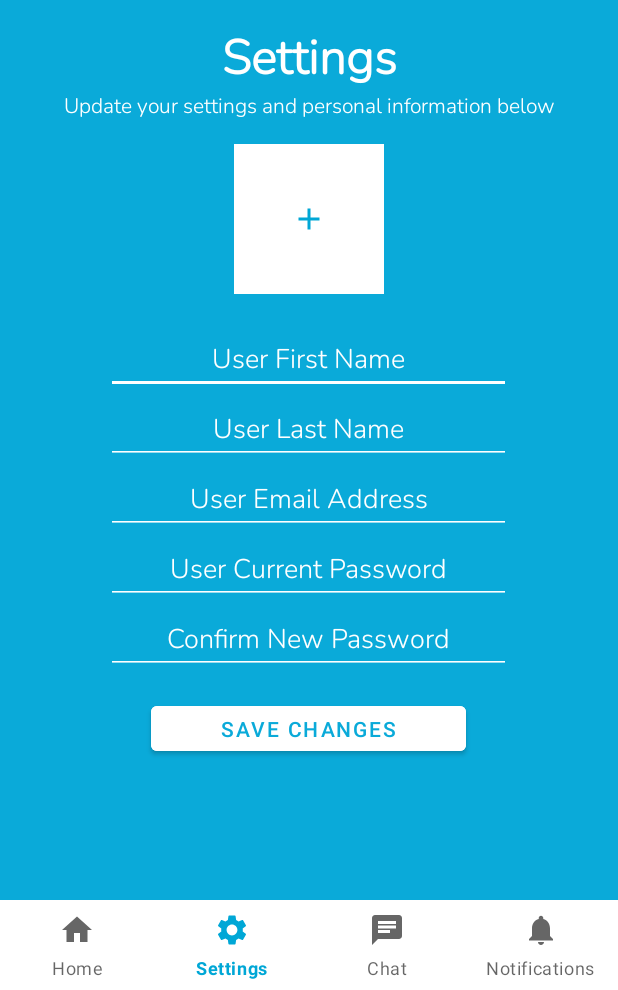
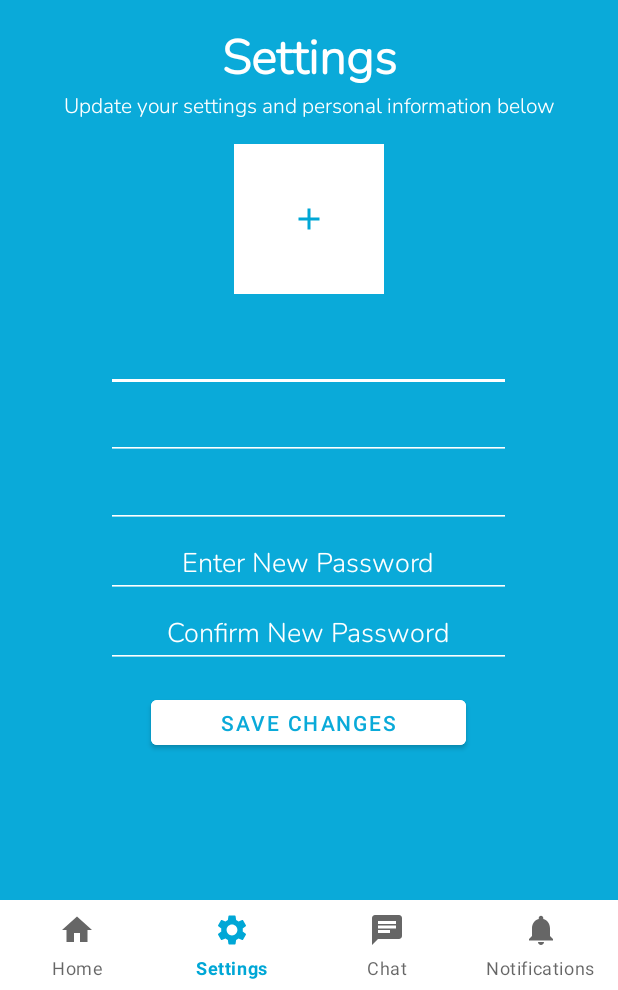
Before and after one commit to ahman502/Handyman_JAVA_App, an Android app: the Client_home screen opened directly, with no data from a screen before it, item 3 of the bottom bar chosen, on a phone screen of 412 x 824 dp, the part 246-1236 px from its top. Run offline under Robolectric (Android 15) with nearby library versions, the light colour scheme and no system bars; Roboto replaces fonts that are not available here.

Commit message:
Settings layout that was added in the last commit now displays the Client's first name, last name, and email address used for registration. The save changes button on this screen also updates the Client's first name on the home screen in the Welcome message at the top.

```diff
--- a/app/src/main/java/com/codecademy/handyman_java_app/Client_home.java
+++ b/app/src/main/java/com/codecademy/handyman_java_app/Client_home.java
@@ -9,6 +9,8 @@
 import android.view.View;
 import android.view.animation.Animation;
 import android.view.animation.AnimationUtils;
+import android.widget.Button;
+import android.widget.EditText;
 import android.widget.ImageButton;
 import android.widget.LinearLayout;
 import android.widget.TextView;
@@ -24,6 +26,8 @@
     ImageButton electrician_list;
     LinearLayout linearLayout;
     Animation slideUp, slideDown;
+    Button saveChangesButton;
+    EditText textView2, textView3, editTextTextEmailAddress;
 
     @Override
     protected void onCreate(Bundle savedInstanceState) {
@@ -31,15 +35,44 @@
         setContentView(R.layout.activity_client_home);
 
         //setting the first name to display in a specific TextView. This TextView is found by id (clientName, in this case)
-        firstname_used_for_signup = (TextView) findViewById(R.id.clientName);
+        firstname_used_for_signup = findViewById(R.id.clientName);
         //getting the intent
         Intent intent1 = getIntent();
         String str = intent1.getStringExtra("fname");
+        //get the last name of the user that was used during registration
+        String user_lname = intent1.getStringExtra("lname");
+        //get the email address of the user that was used during registration
+        String user_eaddress =  intent1.getStringExtra("eAddress");
         //displaying the string with welcome message
         firstname_used_for_signup.setText("Welcome, " + str + "!");
 
+        //settings page layout
         linearLayout = findViewById(R.id.settings_linearLayout);
 
+        //getting the textView that will display the first name of user used during sign up
+        textView2 = findViewById(R.id.textView2);
+        //getting the textView that will display the last name of user used during sign up
+        textView3 = findViewById(R.id.textView3);
+        //getting the textView that will display the email of user used during sign up
+        editTextTextEmailAddress = findViewById(R.id.editTextTextEmailAddress);
+
+        //this will set the text of the textView in settings to the user's first name used for registration
+        textView2.setText(str);
+        //this will set the text of the textView in settings to the user's last name used for registration
+        textView3.setText(user_lname);
+        //this will set the text of the textView in settings to the user's email used for registration
+        editTextTextEmailAddress.setText(user_eaddress);
+
+        //this is the save changes button on the settings layout
+        saveChangesButton = findViewById(R.id.saveChangesButton);
+        saveChangesButton.setOnClickListener(new View.OnClickListener() {
+            @Override
+            public void onClick(View v) {
+                //upon clicking the button, the first name of the user is changed on the home screen in the welcome message, and a toast message is shown
+                firstname_used_for_signup.setText("Welcome, " + textView2.getText().toString() + "!");
+                Toast.makeText(getApplicationContext(), "Changes Saved!", Toast.LENGTH_LONG).show();
+            }
+        });
 
         //this is the navigation bar at the bottom of client's home screen to view items like
         BottomNavigationView bottomNavigationView = findViewById(R.id.bottom_navigation);
--- a/app/src/main/java/com/codecademy/handyman_java_app/Register.java
+++ b/app/src/main/java/com/codecademy/handyman_java_app/Register.java
@@ -94,10 +94,14 @@
     public void openClientHome() {
         //converts from first name EditTex data type to String data type
         String str = firstName.getText().toString();
+        String user_lname = lastName.getText().toString();
+        String user_eaddress =  email_address.getText().toString();
         //creating an intent to go to next screen
         Intent intent1 = new Intent(this, Client_home.class);
         //using the putExtra method (key, value) pair to get the name of the client
         intent1.putExtra("fname", str);
+        intent1.putExtra("lname", user_lname);
+        intent1.putExtra("eAddress", user_eaddress);
         //starting the activity (going to next screen)
         startActivity(intent1);
         finish();
--- a/app/src/main/res/layout/activity_client_home.xml
+++ b/app/src/main/res/layout/activity_client_home.xml
@@ -397,7 +397,7 @@
                 android:layout_gravity="center_horizontal"
                 android:backgroundTint="@color/white"
                 android:fontFamily="@font/nunito_light"
-                android:hint="User Current Password"
+                android:hint="Enter New Password"
                 android:textAlignment="center"
                 android:textColor="@color/white"
                 android:textColorHint ="@color/white"
@@ -417,7 +417,7 @@
                 android:inputType="textPassword" />
 
             <Button
-                android:id="@+id/button"
+                android:id="@+id/saveChangesButton"
                 android:layout_width="210dp"
                 android:layout_height="42dp"
                 android:text="Save Changes"
```
